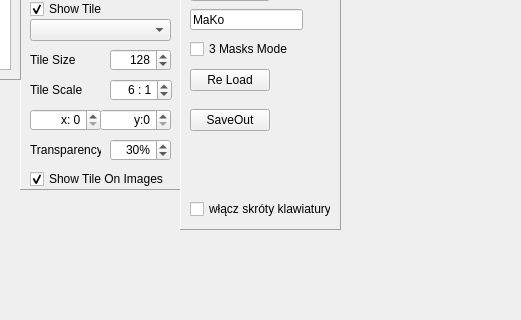
The window that mainwindow.ui (marcinkociolek/SegmentationEvaluator) describes before a commit, drawn with Qt 5; both pictures show x 570 to 1091 and y 348 to 668 of the 1091 by 829 pixel window.
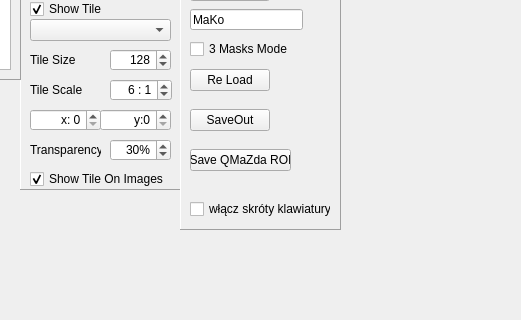
The same window after the commit. Custom widgets are drawn as their Qt base class.

The edit to the form file:
```diff
--- a/mainwindow.ui
+++ b/mainwindow.ui
@@ -874,6 +874,19 @@
       <string>SaveOut</string>
      </property>
     </widget>
+    <widget class="QPushButton" name="pushButtonSaveQMaZdaStyleRoi">
+     <property name="geometry">
+      <rect>
+       <x>10</x>
+       <y>400</y>
+       <width>101</width>
+       <height>22</height>
+      </rect>
+     </property>
+     <property name="text">
+      <string>Save QMaZda ROI</string>
+     </property>
+    </widget>
    </widget>
   </widget>
   <widget class="QMenuBar" name="menuBar">
```
